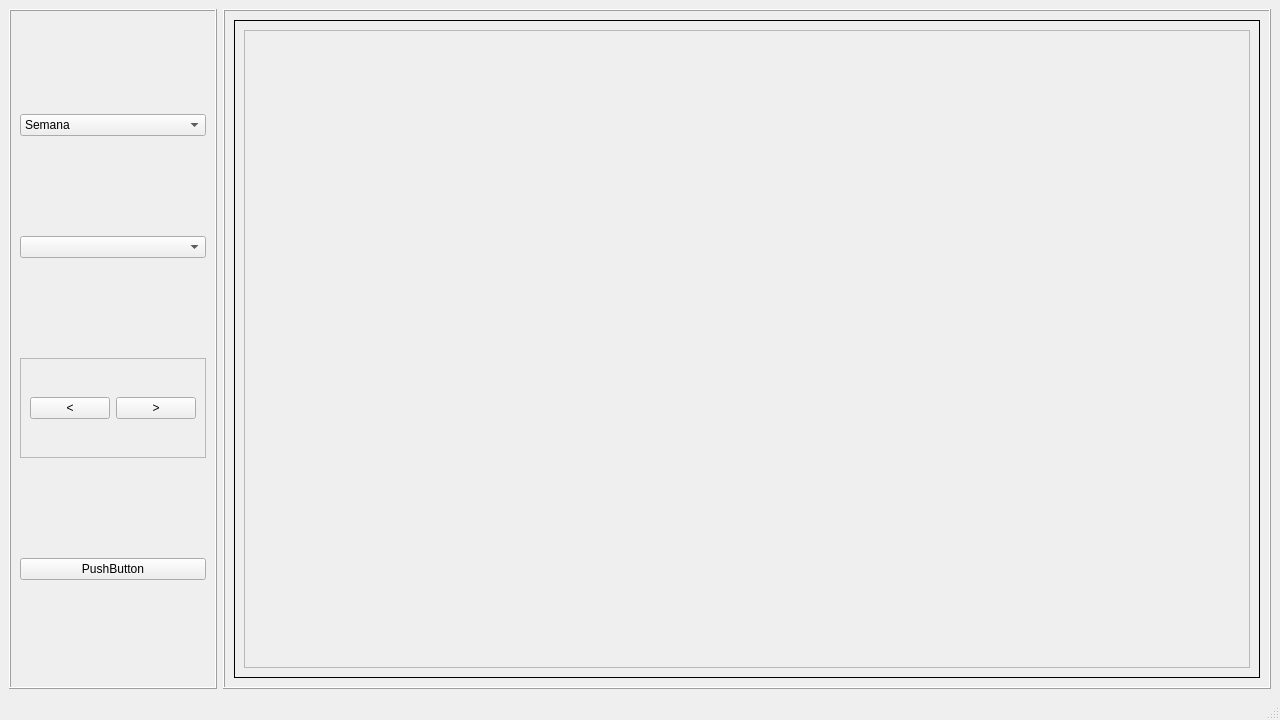
Above: equipo2/graficos/grafic.ui from Chrisglock/contabilitystate before the change. Below: the same form after it.
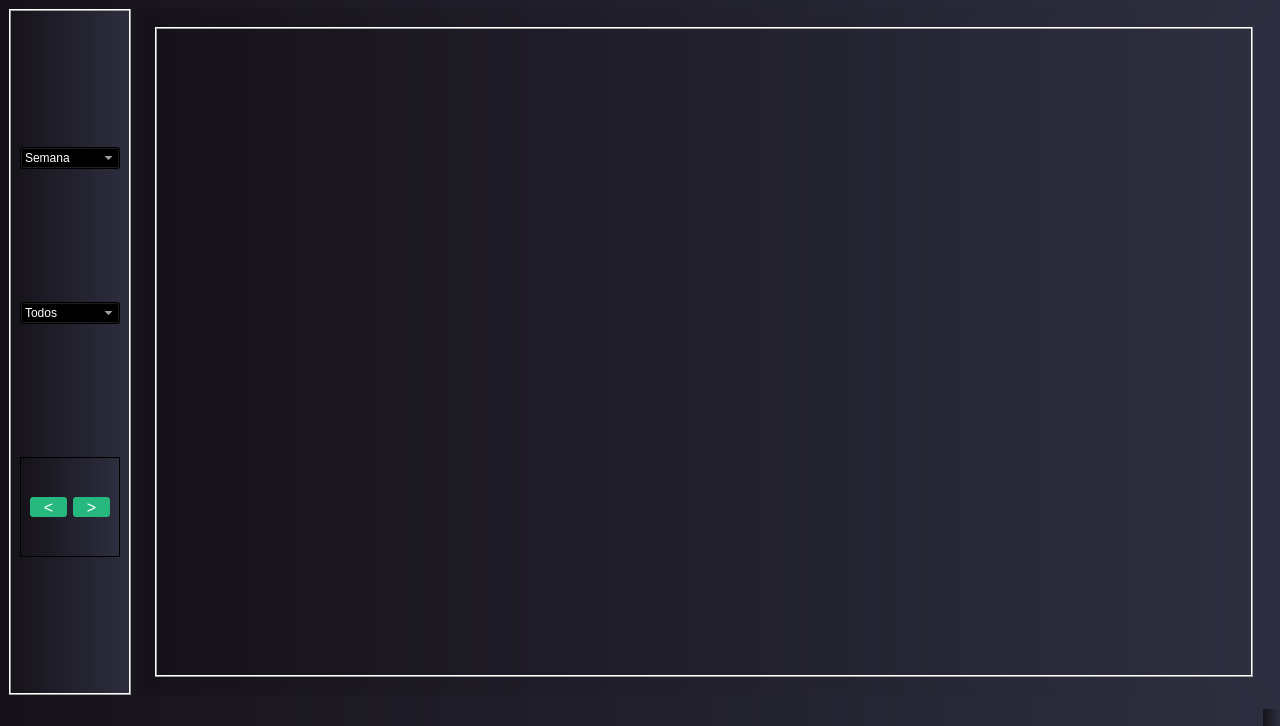
That is the form after the change. The open tabs and pages were chosen to show the change.

The edit to the form file:
```diff
--- a/equipo2/graficos/grafic.ui
+++ b/equipo2/graficos/grafic.ui
@@ -7,11 +7,20 @@
     <x>0</x>
     <y>0</y>
     <width>1280</width>
-    <height>720</height>
+    <height>726</height>
    </rect>
   </property>
   <property name="windowTitle">
-   <string>MainWindow</string>
+   <string>Graficos</string>
+  </property>
+  <property name="styleSheet">
+   <string notr="true">* {
+background-color:qlineargradient(spread:reflect, x1:0, y1:0, x2:1, y2:0, stop:0 rgba(22, 18, 25, 255), stop:1 rgba(45, 46, 63, 255));
+color:white;
+font-size:10;
+font: roboto;
+
+}</string>
   </property>
   <widget class="QWidget" name="centralwidget">
    <layout class="QHBoxLayout" name="horizontalLayout">
@@ -32,6 +41,13 @@
            <height>0</height>
           </size>
          </property>
+         <property name="font">
+          <font>
+           <weight>50</weight>
+           <italic>false</italic>
+           <bold>false</bold>
+          </font>
+         </property>
          <item>
           <property name="text">
            <string>Semana</string>
@@ -50,7 +66,20 @@
         </widget>
        </item>
        <item>
-        <widget class="QComboBox" name="comboBox_2"/>
+        <widget class="QComboBox" name="comboBox_2">
+         <property name="font">
+          <font>
+           <weight>50</weight>
+           <italic>false</italic>
+           <bold>false</bold>
+          </font>
+         </property>
+         <item>
+          <property name="text">
+           <string>Todos</string>
+          </property>
+         </item>
+        </widget>
        </item>
        <item>
         <widget class="QFrame" name="frame_4">
@@ -69,6 +98,22 @@
          <layout class="QHBoxLayout" name="horizontalLayout_2">
           <item>
            <widget class="QPushButton" name="izq">
+            <property name="minimumSize">
+             <size>
+              <width>30</width>
+              <height>20</height>
+             </size>
+            </property>
+            <property name="font">
+             <font>
+              <pointsize>12</pointsize>
+             </font>
+            </property>
+            <property name="styleSheet">
+             <string notr="true">border-radius:3px;
+color:white;
+background:#27b880;</string>
+            </property>
             <property name="text">
              <string>&lt;</string>
             </property>
@@ -76,6 +121,22 @@
           </item>
           <item>
            <widget class="QPushButton" name="der">
+            <property name="minimumSize">
+             <size>
+              <width>30</width>
+              <height>20</height>
+             </size>
+            </property>
+            <property name="font">
+             <font>
+              <pointsize>12</pointsize>
+             </font>
+            </property>
+            <property name="styleSheet">
+             <string notr="true">border-radius:3px;
+color:white;
+background:#27b880;</string>
+            </property>
             <property name="text">
              <string>&gt;</string>
             </property>
@@ -84,20 +145,13 @@
          </layout>
         </widget>
        </item>
-       <item>
-        <widget class="QPushButton" name="pushButton">
-         <property name="text">
-          <string>PushButton</string>
-         </property>
-        </widget>
-       </item>
       </layout>
      </widget>
     </item>
     <item>
      <widget class="QFrame" name="frame_2">
       <property name="frameShape">
-       <enum>QFrame::Box</enum>
+       <enum>QFrame::NoFrame</enum>
       </property>
       <property name="frameShadow">
        <enum>QFrame::Raised</enum>
@@ -112,7 +166,7 @@
           <string notr="true"/>
          </property>
          <property name="frameShape">
-          <enum>QFrame::Box</enum>
+          <enum>QFrame::NoFrame</enum>
          </property>
          <property name="currentIndex">
           <number>2</number>
@@ -122,7 +176,7 @@
            <item>
             <widget class="QFrame" name="grafico1">
              <property name="frameShape">
-              <enum>QFrame::StyledPanel</enum>
+              <enum>QFrame::Box</enum>
              </property>
              <property name="frameShadow">
               <enum>QFrame::Raised</enum>
```
Left out of the diff: 4 changed lines with no effect on the pictures.
